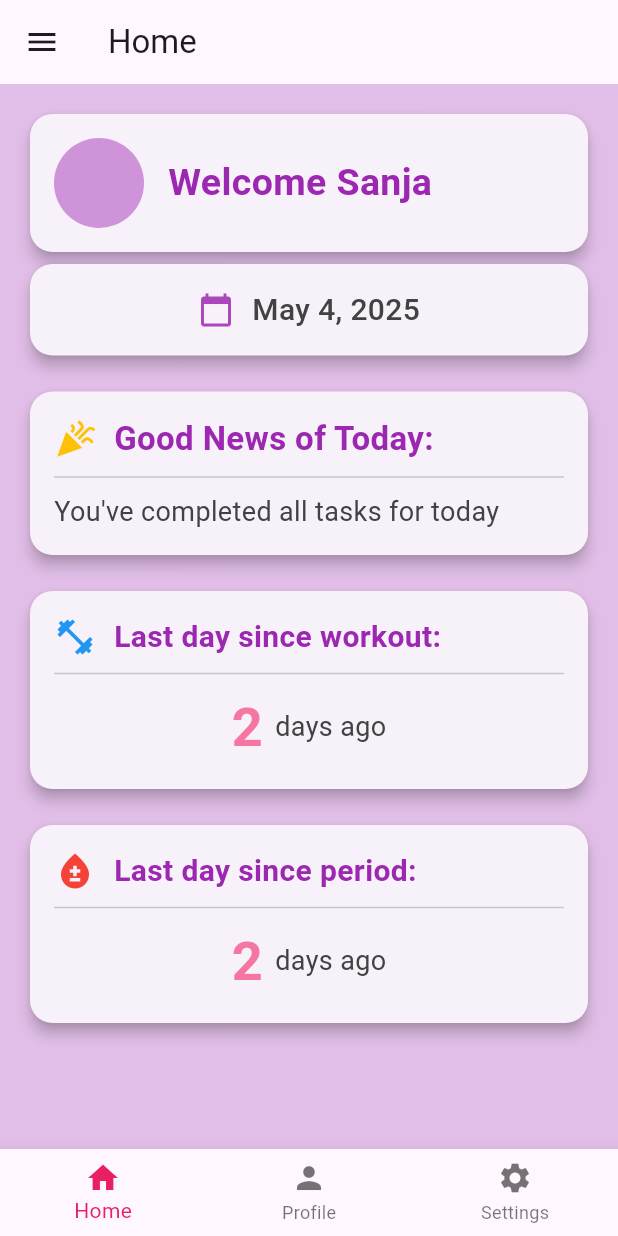
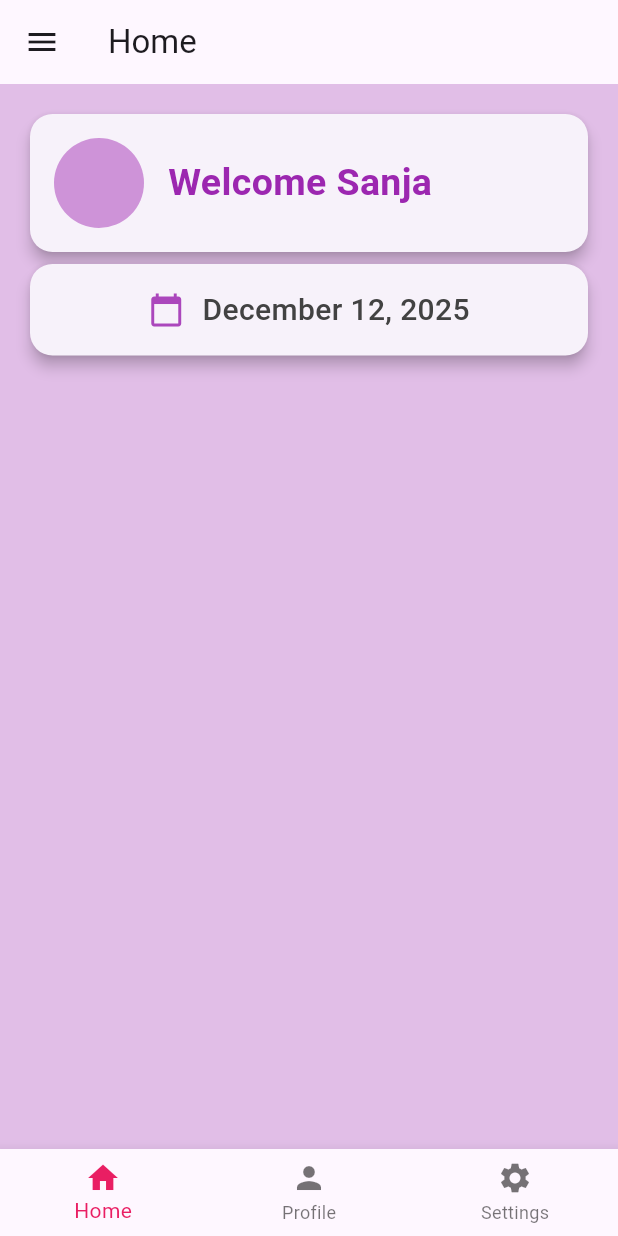
Before and after one commit to SanjaZagers/Flutter-project, a Flutter app: the screen it shows after launch, on a phone screen of 412 x 824 dp. Run offline on Flutter 3.47's test engine with Material 3 defaults, Android fonts, the light colour scheme and no system bars; our stand-ins replace flutter_heatmap_calendar, flutter_slidable, geocoding, geolocator, hive, hive_flutter and 3 more; accounts and stored records are empty.

Commit message:
code clean up

```diff
--- a/lib/pages/home_page.dart
+++ b/lib/pages/home_page.dart
@@ -1,6 +1,7 @@
 import 'package:flutter/material.dart';
 import 'package:beginners_course/pages/profile_page.dart';
 import 'package:beginners_course/pages/settings_page.dart';
+import 'package:intl/intl.dart';
 
 class HomePage extends StatefulWidget {
   const HomePage({super.key});
@@ -13,6 +14,7 @@ class _HomePageState extends State<HomePage>
     with SingleTickerProviderStateMixin {
   int _selectedIndex = 0;
   late AnimationController _controller;
+  late String currentDate;
 
   @override
   void initState() {
@@ -22,6 +24,19 @@ class _HomePageState extends State<HomePage>
       vsync: this,
     );
     _controller.forward();
+    _updateDate();
+  }
+
+  void _updateDate() {
+    setState(() {
+      currentDate = DateFormat('dd, MMMM, yyyy').format(DateTime.now());
+    });
+  }
+
+  @override
+  void didChangeDependencies() {
+    super.didChangeDependencies();
+    _updateDate();
   }
 
   @override
@@ -31,8 +46,8 @@ class _HomePageState extends State<HomePage>
   }
 
   // List of pages for navigation
-  final List<Widget> _pages = [
-    const HomeContent(),
+  late final List<Widget> _pages = [
+    HomeContent(currentDate: currentDate),
     const ProfilePage(),
     const SettingsPage(),
   ];
@@ -122,16 +137,19 @@ class _HomePageState extends State<HomePage>
 }
 
 class HomeContent extends StatelessWidget {
-  const HomeContent({super.key});
+  const HomeContent({super.key, required this.currentDate});
+  final String currentDate;
 
   @override
   Widget build(BuildContext context) {
     const String userName = " "; //change this in settings
 //  final String moodCounter = " "; // change your daily mood
-    const String goodNews =
-        "You've completed all tasks for today"; // New page with RSS news articles
-    const String lastWorkoutDays = "2";
-    const String currentDate = "May 4, 2025";
+    // const String goodNews =
+    //     "You've completed all tasks for today"; // New page with RSS news articles
+    // const String lastWorkoutDays = "2";
+    final String currentDate =
+        DateFormat('MMMM dd, yyyy').format(DateTime.now());
+
     // final String lastPeriod = " ";
 
     return Container(
@@ -218,165 +236,165 @@ class HomeContent extends StatelessWidget {
             const SizedBox(height: 16),
 
             // Good News card with icon
-            Card(
-              elevation: 4,
-              shadowColor: Colors.purple[30],
-              shape: RoundedRectangleBorder(
-                borderRadius: BorderRadius.circular(15),
-              ),
-              child: Padding(
-                padding: const EdgeInsets.all(16.0),
-                child: Column(
-                  crossAxisAlignment: CrossAxisAlignment.start,
-                  children: [
-                    const Row(
-                      children: [
-                        Icon(
-                          Icons.celebration,
-                          color: Colors.amber,
-                          size: 28,
-                        ),
-                        SizedBox(width: 12),
-                        Text(
-                          "Good News of Today:",
-                          style: TextStyle(
-                            fontSize: 22,
-                            fontWeight: FontWeight.w600,
-                            color: Colors.purple,
-                          ),
-                        ),
-                      ],
-                    ),
-                    const Divider(height: 20),
-                    Text(
-                      goodNews,
-                      style: TextStyle(
-                        fontSize: 18,
-                        color: Colors.grey[800],
-                      ),
-                    ),
-                  ],
-                ),
-              ),
-            ),
+            // Card(
+            //   elevation: 4,
+            //   shadowColor: Colors.purple[30],
+            //   shape: RoundedRectangleBorder(
+            //     borderRadius: BorderRadius.circular(15),
+            //   ),
+            //   child: Padding(
+            //     padding: const EdgeInsets.all(16.0),
+            //     child: Column(
+            //       crossAxisAlignment: CrossAxisAlignment.start,
+            //       children: [
+            //         const Row(
+            //           children: [
+            //             Icon(
+            //               Icons.celebration,
+            //               color: Colors.amber,
+            //               size: 28,
+            //             ),
+            //             SizedBox(width: 12),
+            //             Text(
+            //               "Good News of Today:",
+            //               style: TextStyle(
+            //                 fontSize: 22,
+            //                 fontWeight: FontWeight.w600,
+            //                 color: Colors.purple,
+            //               ),
+            //             ),
+            //           ],
+            //         ),
+            //         const Divider(height: 20),
+            //         Text(
+            //           goodNews,
+            //           style: TextStyle(
+            //             fontSize: 18,
+            //             color: Colors.grey[800],
+            //           ),
+            //         ),
+            //       ],
+            //     ),
+            //   ),
+            // ),
 
             const SizedBox(height: 16),
 
             // Workout card with icon
-            Card(
-              elevation: 4,
-              shadowColor: Colors.purple[30],
-              shape: RoundedRectangleBorder(
-                borderRadius: BorderRadius.circular(15),
-              ),
-              child: Padding(
-                padding: const EdgeInsets.all(16.0),
-                child: Column(
-                  crossAxisAlignment: CrossAxisAlignment.start,
-                  children: [
-                    const Row(
-                      children: [
-                        Icon(
-                          Icons.fitness_center,
-                          color: Colors.blue,
-                          size: 28,
-                        ),
-                        SizedBox(width: 12),
-                        Text(
-                          "Last day since workout:",
-                          style: TextStyle(
-                            fontSize: 20,
-                            fontWeight: FontWeight.w600,
-                            color: Colors.purple,
-                          ),
-                        ),
-                      ],
-                    ),
-                    const Divider(height: 20),
-                    Row(
-                      mainAxisAlignment: MainAxisAlignment.center,
-                      children: [
-                        Text(
-                          lastWorkoutDays,
-                          style: const TextStyle(
-                            fontSize: 36,
-                            fontWeight: FontWeight.bold,
-                            color: Color.fromARGB(255, 245, 119, 161),
-                          ),
-                        ),
-                        const SizedBox(width: 8),
-                        Text(
-                          "days ago",
-                          style: TextStyle(
-                            fontSize: 18,
-                            color: Colors.grey[800],
-                          ),
-                        ),
-                      ],
-                    ),
-                  ],
-                ),
-              ),
-            ),
+            // Card(
+            //   elevation: 4,
+            //   shadowColor: Colors.purple[30],
+            //   shape: RoundedRectangleBorder(
+            //     borderRadius: BorderRadius.circular(15),
+            //   ),
+            //   child: Padding(
+            //     padding: const EdgeInsets.all(16.0),
+            //     child: Column(
+            //       crossAxisAlignment: CrossAxisAlignment.start,
+            //       children: [
+            //         const Row(
+            //           children: [
+            //             Icon(
+            //               Icons.fitness_center,
+            //               color: Colors.blue,
+            //               size: 28,
+            //             ),
+            //             SizedBox(width: 12),
+            //             Text(
+            //               "Last day since workout:",
+            //               style: TextStyle(
+            //                 fontSize: 20,
+            //                 fontWeight: FontWeight.w600,
+            //                 color: Colors.purple,
+            //               ),
+            //             ),
+            //           ],
+            //         ),
+            //         const Divider(height: 20),
+            //         Row(
+            //           mainAxisAlignment: MainAxisAlignment.center,
+            //           children: [
+            //             Text(
+            //               lastWorkoutDays,
+            //               style: const TextStyle(
+            //                 fontSize: 36,
+            //                 fontWeight: FontWeight.bold,
+            //                 color: Color.fromARGB(255, 245, 119, 161),
+            //               ),
+            //             ),
+            //             const SizedBox(width: 8),
+            //             Text(
+            //               "days ago",
+            //               style: TextStyle(
+            //                 fontSize: 18,
+            //                 color: Colors.grey[800],
+            //               ),
+            //             ),
+            //           ],
+            //         ),
+            //       ],
+            //     ),
+            //   ),
+            // ),
 
             const SizedBox(height: 16),
 
             // Period
-            Card(
-              elevation: 4,
-              shadowColor: Colors.purple[30],
-              shape: RoundedRectangleBorder(
-                borderRadius: BorderRadius.circular(15),
-              ),
-              child: Padding(
-                padding: const EdgeInsets.all(16.0),
-                child: Column(
-                  crossAxisAlignment: CrossAxisAlignment.start,
-                  children: [
-                    const Row(
-                      children: [
-                        Icon(
-                          Icons.bloodtype,
-                          color: Colors.red,
-                          size: 28,
-                        ),
-                        SizedBox(width: 12),
-                        Text(
-                          "Last day since period: ",
-                          style: TextStyle(
-                            fontSize: 20,
-                            fontWeight: FontWeight.w600,
-                            color: Colors.purple,
-                          ),
-                        ),
-                      ],
-                    ),
-                    const Divider(height: 20),
-                    Row(
-                      mainAxisAlignment: MainAxisAlignment.center,
-                      children: [
-                        Text(
-                          lastWorkoutDays,
-                          style: const TextStyle(
-                            fontSize: 36,
-                            fontWeight: FontWeight.bold,
-                            color: Color.fromARGB(255, 245, 119, 161),
-                          ),
-                        ),
-                        const SizedBox(width: 8),
-                        Text(
-                          "days ago",
-                          style: TextStyle(
-                            fontSize: 18,
-                            color: Colors.grey[800],
-                          ),
-                        ),
-                      ],
-                    ),
-                  ],
-                ),
-              ),
-            ),
+            // Card(
+            //   elevation: 4,
+            //   shadowColor: Colors.purple[30],
+            //   shape: RoundedRectangleBorder(
+            //     borderRadius: BorderRadius.circular(15),
+            //   ),
+            //   child: Padding(
+            //     padding: const EdgeInsets.all(16.0),
+            //     child: Column(
+            //       crossAxisAlignment: CrossAxisAlignment.start,
+            //       children: [
+            //         const Row(
+            //           children: [
+            //             Icon(
+            //               Icons.bloodtype,
+            //               color: Colors.red,
+            //               size: 28,
+            //             ),
+            //             SizedBox(width: 12),
+            //             Text(
+            //               "Last day since period: ",
+            //               style: TextStyle(
+            //                 fontSize: 20,
+            //                 fontWeight: FontWeight.w600,
+            //                 color: Colors.purple,
+            //               ),
+            //             ),
+            //           ],
+            //         ),
+            //         const Divider(height: 20),
+            //         Row(
+            //           mainAxisAlignment: MainAxisAlignment.center,
+            //           children: [
+            //             Text(
+            //               lastWorkoutDays,
+            //               style: const TextStyle(
+            //                 fontSize: 36,
+            //                 fontWeight: FontWeight.bold,
+            //                 color: Color.fromARGB(255, 245, 119, 161),
+            //               ),
+            //             ),
+            //             const SizedBox(width: 8),
+            //             Text(
+            //               "days ago",
+            //               style: TextStyle(
+            //                 fontSize: 18,
+            //                 color: Colors.grey[800],
+            //               ),
+            //             ),
+            //           ],
+            //         ),
+            //       ],
+            //     ),
+            //   ),
+            // ),
 
             const SizedBox(height: 16),
           ],
```
